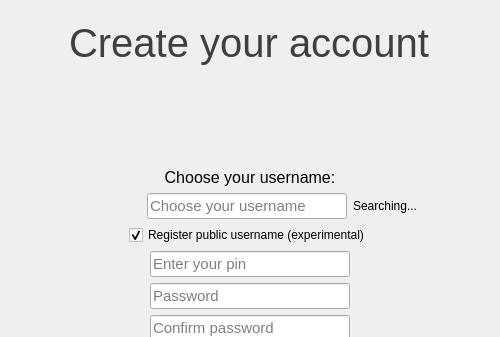
Old version of the form wizarddialog.ui in the repository savoirfairelinux/jami-client-windows; both pictures show x 0 to 500 and y 0 to 337 of the 500 by 500 pixel window.
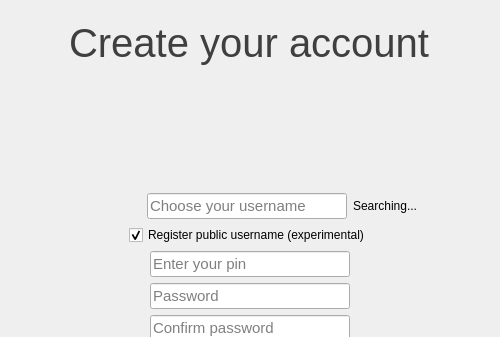
New version of the form. The open tabs and pages were chosen to show the change. Icons and pictures are not drawn. Custom widgets are drawn as their Qt base class.

Commit message:
disable username registration field when needed
when the register your username checkbox is not
ticked, disable the text entry field.
Also clear some redundant labels
(remove wip branch)

The edit to the form file:
```diff
--- a/wizarddialog.ui
+++ b/wizarddialog.ui
@@ -390,7 +390,7 @@
           </font>
          </property>
          <property name="text">
-          <string>Choose your username:</string>
+          <string/>
          </property>
          <property name="alignment">
           <set>Qt::AlignCenter</set>
```
Left out of the diff: 2 changed lines with no effect on the pictures. The commit also changes 2 other files.
